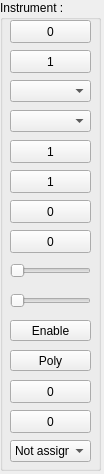
Before: the Qt Designer form interface/qinstrument.ui in LasDesu/fb01editor, drawn with Qt 5.
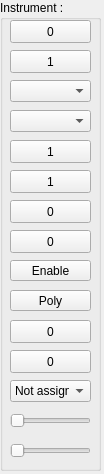
After: the same form once the commit is applied. Custom widgets are drawn as their Qt base class.

```diff
--- a/interface/qinstrument.ui
+++ b/interface/qinstrument.ui
@@ -25,43 +25,11 @@
    <property name="title">
     <string>Instrument :</string>
    </property>
-   <widget class="QSlider" name="hzSlider_volume">
-    <property name="geometry">
-     <rect>
-      <x>10</x>
-      <y>260</y>
-      <width>81</width>
-      <height>21</height>
-     </rect>
-    </property>
-    <property name="maximum">
-     <number>127</number>
-    </property>
-    <property name="orientation">
-     <enum>Qt::Horizontal</enum>
-    </property>
-   </widget>
-   <widget class="QSlider" name="hzSlider_pan">
-    <property name="geometry">
-     <rect>
-      <x>10</x>
-      <y>290</y>
-      <width>81</width>
-      <height>21</height>
-     </rect>
-    </property>
-    <property name="maximum">
-     <number>127</number>
-    </property>
-    <property name="orientation">
-     <enum>Qt::Horizontal</enum>
-    </property>
-   </widget>
    <widget class="QPushButton" name="pshBut_LFO">
     <property name="geometry">
      <rect>
       <x>10</x>
-      <y>320</y>
+      <y>260</y>
       <width>81</width>
       <height>21</height>
      </rect>
@@ -77,7 +45,7 @@
     <property name="geometry">
      <rect>
       <x>10</x>
-      <y>350</y>
+      <y>290</y>
       <width>81</width>
       <height>21</height>
      </rect>
@@ -93,7 +61,7 @@
     <property name="geometry">
      <rect>
       <x>10</x>
-      <y>440</y>
+      <y>380</y>
       <width>81</width>
       <height>22</height>
      </rect>
@@ -262,7 +230,7 @@
     <property name="geometry">
      <rect>
       <x>10</x>
-      <y>380</y>
+      <y>320</y>
       <width>81</width>
       <height>23</height>
      </rect>
@@ -281,7 +249,7 @@
     <property name="geometry">
      <rect>
       <x>10</x>
-      <y>410</y>
+      <y>350</y>
       <width>81</width>
       <height>23</height>
      </rect>
@@ -296,6 +264,38 @@
      <string>0</string>
     </property>
    </widget>
+   <widget class="QSlider" name="hzSlider_volume">
+    <property name="geometry">
+     <rect>
+      <x>10</x>
+      <y>410</y>
+      <width>81</width>
+      <height>21</height>
+     </rect>
+    </property>
+    <property name="maximum">
+     <number>127</number>
+    </property>
+    <property name="orientation">
+     <enum>Qt::Horizontal</enum>
+    </property>
+   </widget>
+   <widget class="QSlider" name="hzSlider_pan">
+    <property name="geometry">
+     <rect>
+      <x>10</x>
+      <y>440</y>
+      <width>81</width>
+      <height>21</height>
+     </rect>
+    </property>
+    <property name="maximum">
+     <number>127</number>
+    </property>
+    <property name="orientation">
+     <enum>Qt::Horizontal</enum>
+    </property>
+   </widget>
   </widget>
  </widget>
  <customwidgets>
```
